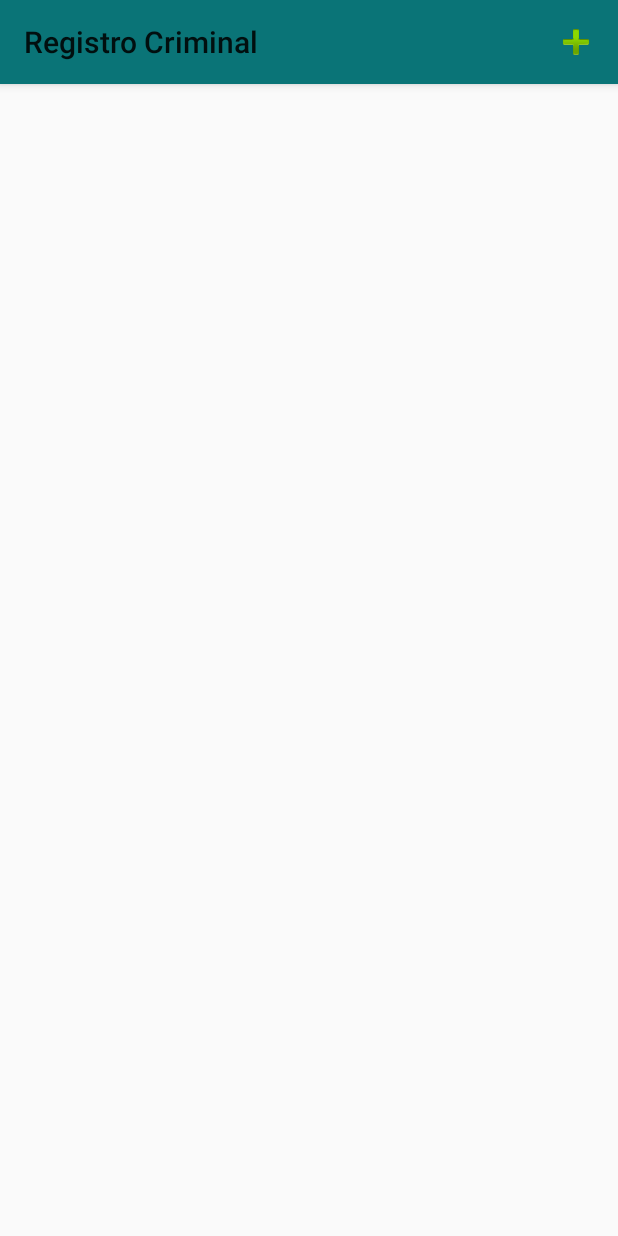
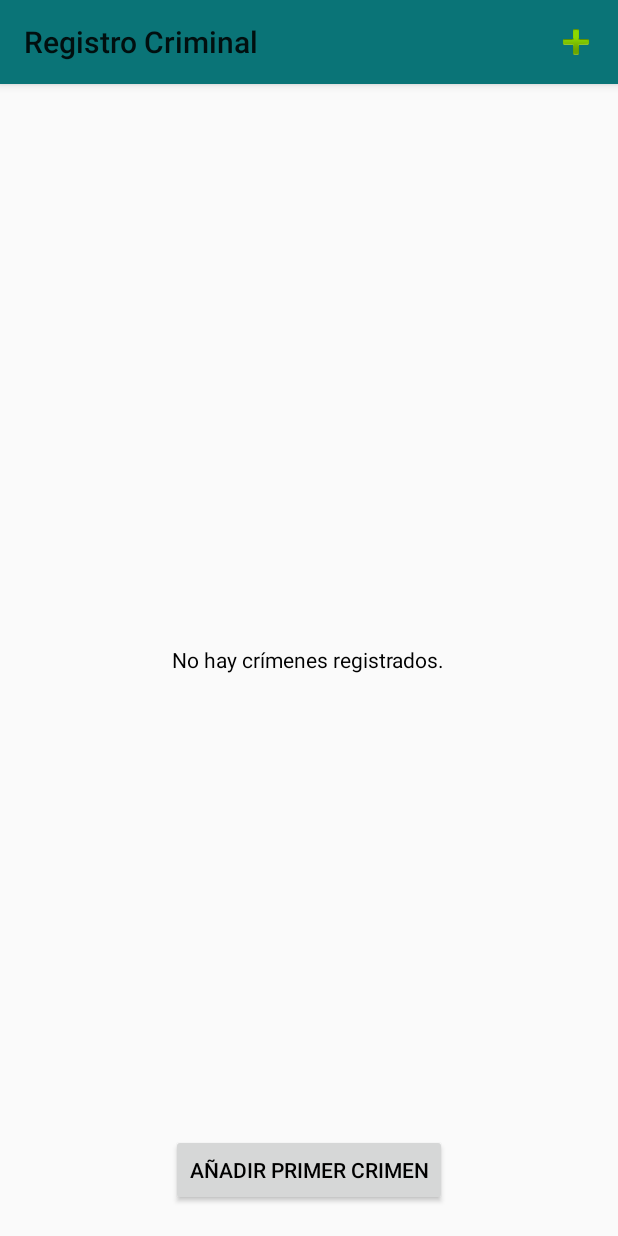
Before and after one commit to ManuQC21/IntentoDeCrimen, an Android app: the screen it shows after launch (MainActivity), on a phone screen of 412 x 824 dp. Run offline under Robolectric (Android 15) with nearby library versions, the phone set to English and light mode, and no system bars; our stand-ins replace Room's generated code.

Commit message:
semana 12

```diff
--- a/app/src/main/java/com/upao/intentodecrimen/datos/CrimenDao.kt
+++ b/app/src/main/java/com/upao/intentodecrimen/datos/CrimenDao.kt
@@ -1,6 +1,7 @@
 package com.upao.intentodecrimen.datos
 
 import androidx.room.Dao
+import androidx.room.Delete
 import androidx.room.Insert
 import androidx.room.Query
 import androidx.room.Update
@@ -22,6 +23,7 @@ interface CrimenDAO {
 
     @Update
     suspend fun actualizarCrimen(crimen:Crimen)
-
-
+    //se agrego:
+    @Delete
+    suspend fun eliminarCrimen(crimen: Crimen)
 }
--- a/app/src/main/java/com/upao/intentodecrimen/datos/CrimenRepository.kt
+++ b/app/src/main/java/com/upao/intentodecrimen/datos/CrimenRepository.kt
@@ -45,4 +45,8 @@ class CrimenRepository private constructor(
             throw java.lang.IllegalStateException("Debe inicializar el repositorio")
         }
     }
+    //se agrego:
+    suspend fun eliminarCrimen(crimen: Crimen) {
+        database.crimenDAO().eliminarCrimen(crimen)
+    }
 }
--- a/app/src/main/java/com/upao/intentodecrimen/presentacion/ListaCrimenesFragment.kt
+++ b/app/src/main/java/com/upao/intentodecrimen/presentacion/ListaCrimenesFragment.kt
@@ -37,7 +37,7 @@ class ListaCrimenesFragment : Fragment() {
         _binding = FragmentListaCrimenesBinding.inflate(inflater, container, false)
         return binding.root
     }
-
+    //se arreglo y agrego:
     override fun onViewCreated(view: View, savedInstanceState: Bundle?) {
         super.onViewCreated(view, savedInstanceState)
 
@@ -46,9 +46,25 @@ class ListaCrimenesFragment : Fragment() {
         viewLifecycleOwner.lifecycleScope.launch {
             listaCrimenesViewModel.crimenes.collect { crimenes ->
                 crimenAdapter.actualizarCrimenes(crimenes)
+                updateEmptyView(crimenes)
             }
         }
+
+        binding.btnAddFirstCrimen.setOnClickListener {
+            // Aquí manejas la acción de añadir el primer crimen
+            mostrarNuevoCrimen()
+        }
     }
+    private fun updateEmptyView(crimenes: List<Crimen>) {
+        if (crimenes.isEmpty()) {
+            binding.tvNoCrimenes.visibility = View.VISIBLE
+            binding.btnAddFirstCrimen.visibility = View.VISIBLE
+        } else {
+            binding.tvNoCrimenes.visibility = View.GONE
+            binding.btnAddFirstCrimen.visibility = View.GONE
+        }
+    }
+    //hasta aqui
 
     private fun setupRecyclerView() {
         crimenAdapter = CrimenAdapter(mutableListOf()) { crimenId ->
--- a/app/src/main/res/layout/fragment_lista_crimenes.xml
+++ b/app/src/main/res/layout/fragment_lista_crimenes.xml
@@ -1,6 +1,27 @@
 <?xml version="1.0" encoding="utf-8"?>
-<androidx.recyclerview.widget.RecyclerView
-    xmlns:android="http://schemas.android.com/apk/res/android"
-    android:id="@+id/crimen_recycler_view"
+<FrameLayout xmlns:android="http://schemas.android.com/apk/res/android"
     android:layout_width="match_parent"
-    android:layout_height="match_parent" />
+    android:layout_height="match_parent">
+
+    <androidx.recyclerview.widget.RecyclerView
+        android:id="@+id/crimen_recycler_view"
+        android:layout_width="match_parent"
+        android:layout_height="match_parent" />
+
+    <TextView
+        android:id="@+id/tv_no_crimenes"
+        android:layout_width="wrap_content"
+        android:layout_height="wrap_content"
+        android:text="@string/no_crimenes"
+        android:layout_gravity="center"
+        android:visibility="gone"/>
+
+    <Button
+        android:id="@+id/btn_add_first_crimen"
+        android:layout_width="wrap_content"
+        android:layout_height="wrap_content"
+        android:text="@string/add_first_crimen"
+        android:layout_gravity="center_horizontal|bottom"
+        android:layout_marginBottom="20dp"
+        android:visibility="gone"/>
+</FrameLayout>
--- a/app/src/main/res/values/strings.xml
+++ b/app/src/main/res/values/strings.xml
@@ -3,6 +3,8 @@
     <string name="pista_titulo_crimen">Ingrese un titulo para el crimen</string>
     <string name="nuevo_crimen">Nuevo Crimen</string>
     <string name="eliminar_crimen">Eliminar Crimen</string>
+    <string name="add_first_crimen">Añadir Primer Crimen</string>
+    <string name="no_crimenes">No hay crímenes registrados.</string>
     <string name="etiqueta_titulo_crimen">Titulo</string>
     <string name="etiqueta_detalle_crimen">Detalle</string>
     <string name="etiqueta_crimen_resuelto">Resuelto</string>
```
Also changed, not shown: app/src/main/java/com/upao/intentodecrimen/datos/CrimenViewModel.kt (+12 -0 lines), app/src/main/java/com/upao/intentodecrimen/presentacion/CrimenFragment.kt (+25 -0 lines), app/src/main/res/menu/menu_crimen.xml (added, +10 -0 lines).
